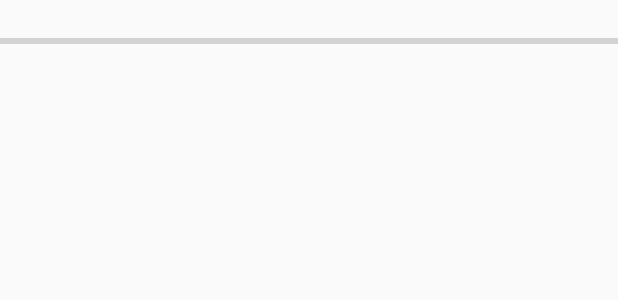
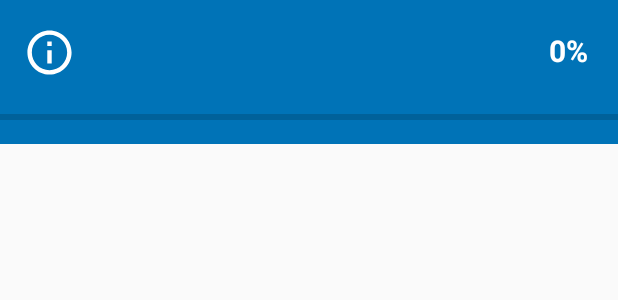
Before and after one commit to ReCodEx/android-app, an Android app: the layout group_list_item.xml on its own in the app's theme, with its tools: preview values and no code run, on a phone screen of 412 x 824 dp. Shown: the top 300 px of the screen. Run offline under Robolectric (Android 15) with nearby library versions, the phone set to English and light mode, and no system bars.

Commit message:
Group list design

```diff
--- a/app/src/main/java/io/github/recodex/android/GroupListFragment.java
+++ b/app/src/main/java/io/github/recodex/android/GroupListFragment.java
@@ -115,6 +115,10 @@ public class GroupListFragment extends ListFragment {
             progress.setMax(stats.getTotalPoints());
             progress.setProgress(stats.getGainedPoints());
 
+            TextView percent = (TextView) view.findViewById(R.id.percent);
+            int points_percent = stats.getGainedPoints() * 100 / stats.getTotalPoints();
+            percent.setText(String.format("%d%%", points_percent));
+
             view.setOnClickListener(new View.OnClickListener() {
                 @Override
                 public void onClick(View view) {
--- /dev/null
+++ b/app/src/main/res/drawable/ic_info.xml
@@ -0,0 +1,9 @@
+<vector xmlns:android="http://schemas.android.com/apk/res/android"
+        android:width="24dp"
+        android:height="24dp"
+        android:viewportWidth="24.0"
+        android:viewportHeight="24.0">
+    <path
+        android:fillColor="@color/colorWhite"
+        android:pathData="M11,17h2v-6h-2v6zM12,2C6.48,2 2,6.48 2,12s4.48,10 10,10 10,-4.48 10,-10S17.52,2 12,2zM12,20c-4.41,0 -8,-3.59 -8,-8s3.59,-8 8,-8 8,3.59 8,8 -3.59,8 -8,8zM11,9h2L13,7h-2v2z"/>
+</vector>
--- a/app/src/main/res/layout/content_navigation_drawer.xml
+++ b/app/src/main/res/layout/content_navigation_drawer.xml
@@ -5,10 +5,6 @@
     android:id="@+id/content_navigation_drawer"
     android:layout_width="match_parent"
     android:layout_height="match_parent"
-    android:paddingBottom="@dimen/activity_vertical_margin"
-    android:paddingLeft="@dimen/activity_horizontal_margin"
-    android:paddingRight="@dimen/activity_horizontal_margin"
-    android:paddingTop="@dimen/activity_vertical_margin"
     app:layout_behavior="@string/appbar_scrolling_view_behavior"
     tools:context="io.github.recodex.android.NavigationDrawer"
     tools:showIn="@layout/app_bar_navigation_drawer">
--- a/app/src/main/res/layout/fragment_group_list.xml
+++ b/app/src/main/res/layout/fragment_group_list.xml
@@ -4,10 +4,6 @@
     android:id="@+id/content_dashboard"
     android:layout_width="match_parent"
     android:layout_height="match_parent"
-    android:paddingBottom="@dimen/activity_vertical_margin"
-    android:paddingLeft="@dimen/activity_horizontal_margin"
-    android:paddingRight="@dimen/activity_horizontal_margin"
-    android:paddingTop="@dimen/activity_vertical_margin"
     tools:context="io.github.recodex.android.GroupListFragment">
 
 </RelativeLayout>
--- a/app/src/main/res/layout/group_list_item.xml
+++ b/app/src/main/res/layout/group_list_item.xml
@@ -1,22 +1,66 @@
 <?xml version="1.0" encoding="utf-8"?>
 <LinearLayout xmlns:android="http://schemas.android.com/apk/res/android"
+    xmlns:app="http://schemas.android.com/apk/res-auto"
     xmlns:tools="http://schemas.android.com/tools"
     android:orientation="vertical"
     android:layout_width="match_parent"
     android:descendantFocusability="blocksDescendants"
-    android:layout_height="match_parent"
+    android:layout_height="wrap_content"
     android:clickable="true"
-    android:focusable="true">
+    android:focusable="true"
+    android:background="@color/colorBlue">
 
-    <TextView
+    <RelativeLayout
         android:layout_width="match_parent"
-        android:layout_height="wrap_content"
-        android:id="@+id/group_name" />
+        android:layout_height="match_parent">
+
+        <ImageView
+            android:layout_width="35dp"
+            android:layout_height="35dp"
+            app:srcCompat="@drawable/ic_info"
+            android:id="@+id/imageView"
+            android:layout_centerVertical="true"
+            android:layout_alignParentLeft="true"
+            android:layout_alignParentStart="true"
+            android:layout_marginLeft="15dp"
+            android:layout_marginStart="15dp" />
+
+        <TextView
+            android:layout_width="match_parent"
+            android:layout_height="wrap_content"
+            android:id="@+id/group_name"
+            android:paddingTop="25dp"
+            android:paddingBottom="25dp"
+            android:paddingLeft="20dp"
+            android:textColor="@color/colorWhite"
+            android:textAllCaps="true"
+            android:layout_weight="1"
+            android:layout_toRightOf="@+id/imageView"
+            android:layout_toLeftOf="@+id/percent"/>
+
+        <TextView
+            android:text="0%"
+            android:layout_height="wrap_content"
+            android:id="@+id/percent"
+            android:layout_alignBottom="@+id/group_name"
+            android:layout_alignParentRight="true"
+            android:layout_alignParentEnd="true"
+            android:layout_alignParentTop="true"
+            android:layout_width="wrap_content"
+            android:fontFamily="sans-serif"
+            android:textSize="20sp"
+            android:textStyle="normal|bold"
+            android:textColor="@color/colorWhite"
+            android:textAlignment="textEnd"
+            android:paddingTop="20dp"
+            android:paddingRight="20dp" />
+    </RelativeLayout>
 
     <ProgressBar
         style="?android:attr/progressBarStyleHorizontal"
         android:layout_width="match_parent"
         android:layout_height="wrap_content"
-        android:id="@+id/progress" />
+        android:id="@+id/progress"
+        android:paddingBottom="10dp" />
 
 </LinearLayout>
--- a/app/src/main/res/values/colors.xml
+++ b/app/src/main/res/values/colors.xml
@@ -3,6 +3,8 @@
     <color name="colorPrimary">#00A65A</color>
     <color name="colorPrimaryDark">#008d4c</color>
     <color name="colorAccent">#f39c12</color>
+    <color name="colorBlue">#0073B7</color>
+    <color name="colorWhite">#ffffff</color>
 
     <color name="colorSplashBackground">#FFFFFF</color>
 </resources>
```
